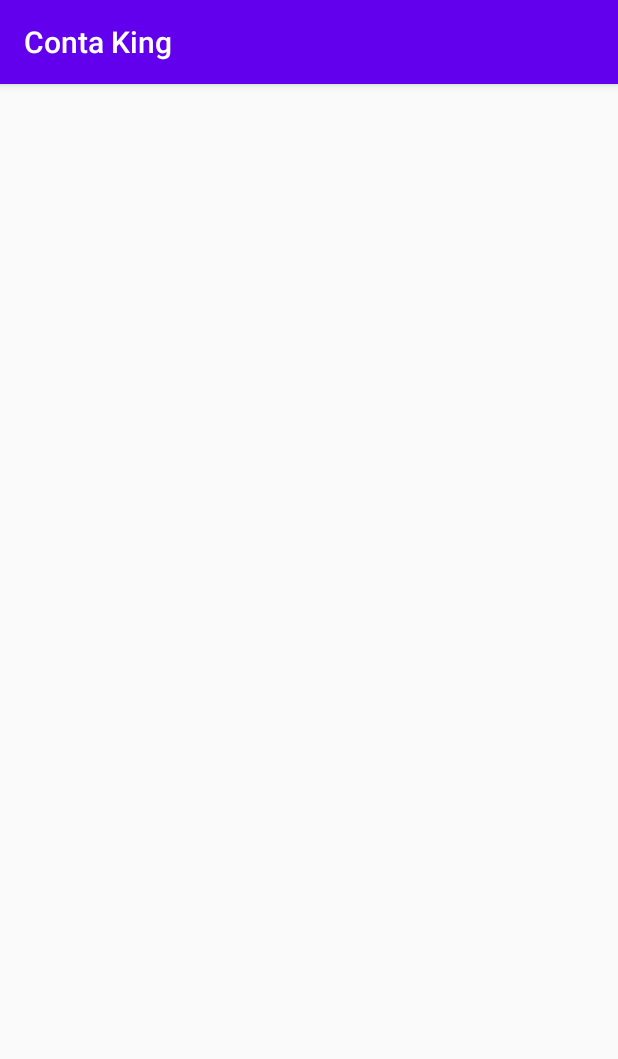
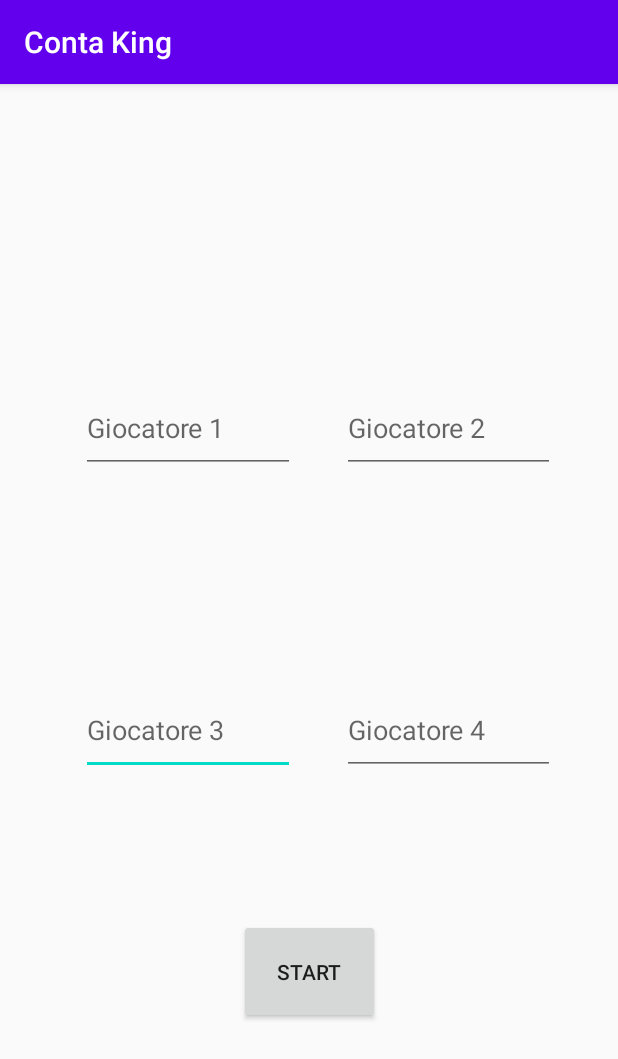
Before and after one commit to Spectralwall/Conta-King, an Android app: the screen it shows after launch (MainActivity), on a phone screen of 412 x 824 dp. Shown: the top 1059 px of the screen. Run offline under Robolectric (Android 15) with nearby library versions, the phone set to English and light mode, and no system bars.

Commit message:
aggiunta del modello dei dati, con alcune funzioni

```diff
--- a/app/src/main/java/com/example/contaking/NumPlayer.java
+++ b/app/src/main/java/com/example/contaking/NumPlayer.java
@@ -7,8 +7,15 @@ import androidx.fragment.app.Fragment;
 import android.view.LayoutInflater;
 import android.view.View;
 import android.view.ViewGroup;
+import android.widget.Button;
+import android.widget.EditText;
 
 public class NumPlayer extends Fragment {
+
+    private EditText giocatore1;
+    private EditText giocatore2;
+    private EditText giocatore3;
+    private EditText giocatore4;
 
     public NumPlayer() {
         // Required empty public constructor
@@ -21,9 +28,35 @@ public class NumPlayer extends Fragment {
     }
 
     @Override
-    public View onCreateView(LayoutInflater inflater, ViewGroup container,
-                             Bundle savedInstanceState) {
+    public View onCreateView(LayoutInflater inflater, ViewGroup container, Bundle savedInstanceState) {
+        View view = inflater.inflate(R.layout.fragment_num_player, container, false);
 
-        return inflater.inflate(R.layout.fragment_num_player, container, false);
+        setAllWidget(view);
+        Button start = (Button) view.findViewById(R.id.button);
+
+        //click sul bottone
+        start.setOnClickListener(new View.OnClickListener() {
+            @Override
+            public void onClick(View v) {
+                //salviamo i dati nel model
+                Data.setPlayer1(giocatore1.getText().toString());
+                Data.setPlayer2(giocatore2.getText().toString());
+                Data.setPlayer3(giocatore3.getText().toString());
+                Data.setPlayer4(giocatore4.getText().toString());
+
+                //cambio fragment
+
+            }
+        });
+
+        return view;
+    }
+
+    //connettiamo tutti i dati
+    private void setAllWidget(View view) {
+        giocatore1 =(EditText) view.findViewById(R.id.Text1);
+        giocatore2 =(EditText) view.findViewById(R.id.Text2);
+        giocatore3 =(EditText) view.findViewById(R.id.Text3);
+        giocatore4 =(EditText) view.findViewById(R.id.Text4);
     }
 }
--- a/app/src/main/res/layout/fragment_num_player.xml
+++ b/app/src/main/res/layout/fragment_num_player.xml
@@ -4,4 +4,83 @@
     xmlns:tools="http://schemas.android.com/tools"
     android:layout_width="match_parent"
     android:layout_height="match_parent"
-    tools:context=".NumPlayer"/>
+    tools:context=".NumPlayer">
+
+    <EditText
+        android:id="@+id/Text3"
+        android:layout_width="0dp"
+        android:layout_height="0dp"
+        android:layout_marginStart="54dp"
+        android:layout_marginLeft="54dp"
+        android:layout_marginEnd="31dp"
+        android:layout_marginRight="31dp"
+        android:layout_marginBottom="307dp"
+        android:ems="10"
+        android:hint="Giocatore 3"
+        android:inputType="textPersonName"
+        app:layout_constraintBottom_toBottomOf="parent"
+        app:layout_constraintEnd_toStartOf="@+id/Text4"
+        app:layout_constraintStart_toStartOf="parent"
+        app:layout_constraintTop_toBottomOf="@+id/Text1" />
+
+    <EditText
+        android:id="@+id/Text2"
+        android:layout_width="0dp"
+        android:layout_height="0dp"
+        android:layout_marginTop="199dp"
+        android:layout_marginEnd="42dp"
+        android:layout_marginRight="42dp"
+        android:layout_marginBottom="141dp"
+        android:ems="10"
+        android:hint="Giocatore 2"
+        android:inputType="textPersonName"
+        app:layout_constraintBottom_toTopOf="@+id/Text4"
+        app:layout_constraintEnd_toEndOf="parent"
+        app:layout_constraintStart_toEndOf="@+id/Text1"
+        app:layout_constraintTop_toTopOf="parent" />
+
+    <EditText
+        android:id="@+id/Text4"
+        android:layout_width="0dp"
+        android:layout_height="0dp"
+        android:layout_marginEnd="42dp"
+        android:layout_marginRight="42dp"
+        android:layout_marginBottom="96dp"
+        android:ems="10"
+        android:hint="Giocatore 4"
+        android:inputType="textPersonName"
+        app:layout_constraintBottom_toTopOf="@+id/button"
+        app:layout_constraintEnd_toEndOf="parent"
+        app:layout_constraintStart_toEndOf="@+id/Text3"
+        app:layout_constraintTop_toBottomOf="@+id/Text2" />
+
+    <EditText
+        android:id="@+id/Text1"
+        android:layout_width="0dp"
+        android:layout_height="0dp"
+        android:layout_marginStart="54dp"
+        android:layout_marginLeft="54dp"
+        android:layout_marginTop="199dp"
+        android:layout_marginEnd="31dp"
+        android:layout_marginRight="31dp"
+        android:layout_marginBottom="141dp"
+        android:ems="10"
+        android:hint="Giocatore 1"
+        android:inputType="textPersonName"
+        app:layout_constraintBottom_toTopOf="@+id/Text3"
+        app:layout_constraintEnd_toStartOf="@+id/Text2"
+        app:layout_constraintStart_toStartOf="parent"
+        app:layout_constraintTop_toTopOf="parent" />
+
+    <Button
+        android:id="@+id/button"
+        android:layout_width="wrap_content"
+        android:layout_height="wrap_content"
+        android:layout_marginBottom="141dp"
+        android:padding="25dp"
+        android:text="Start"
+        app:layout_constraintBottom_toBottomOf="parent"
+        app:layout_constraintEnd_toEndOf="parent"
+        app:layout_constraintStart_toStartOf="parent"
+        app:layout_constraintTop_toBottomOf="@+id/Text4" />
+</androidx.constraintlayout.widget.ConstraintLayout>
```
Also changed, not shown: app/src/main/java/com/example/contaking/Data.java (added, +84 -0 lines).
